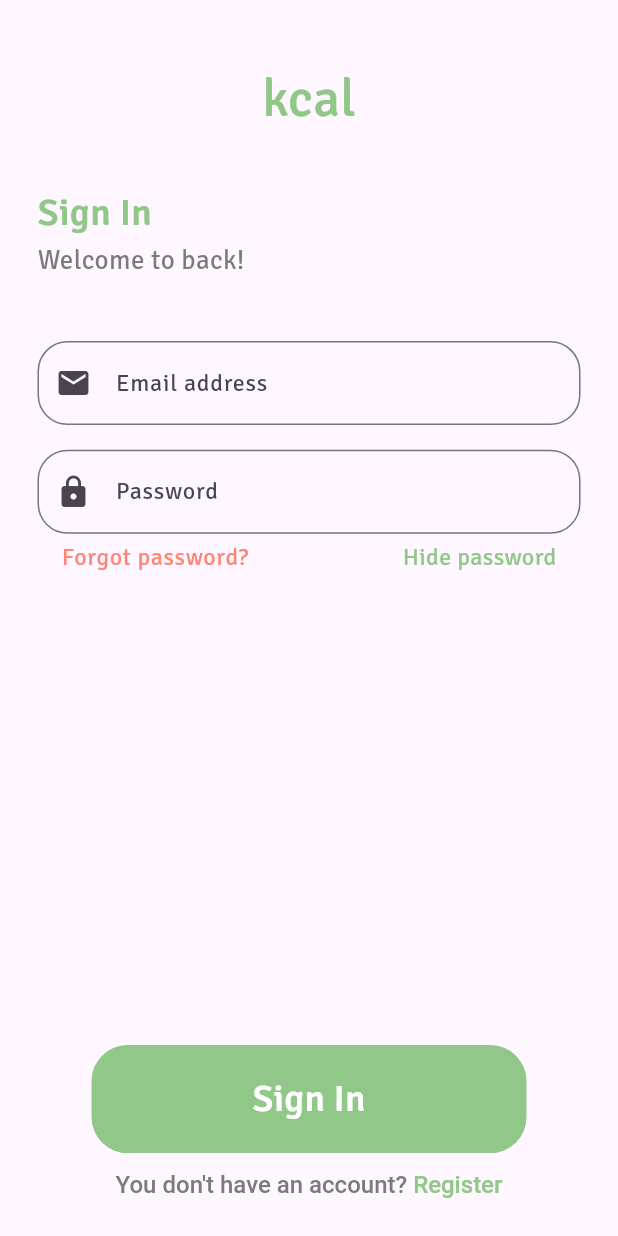
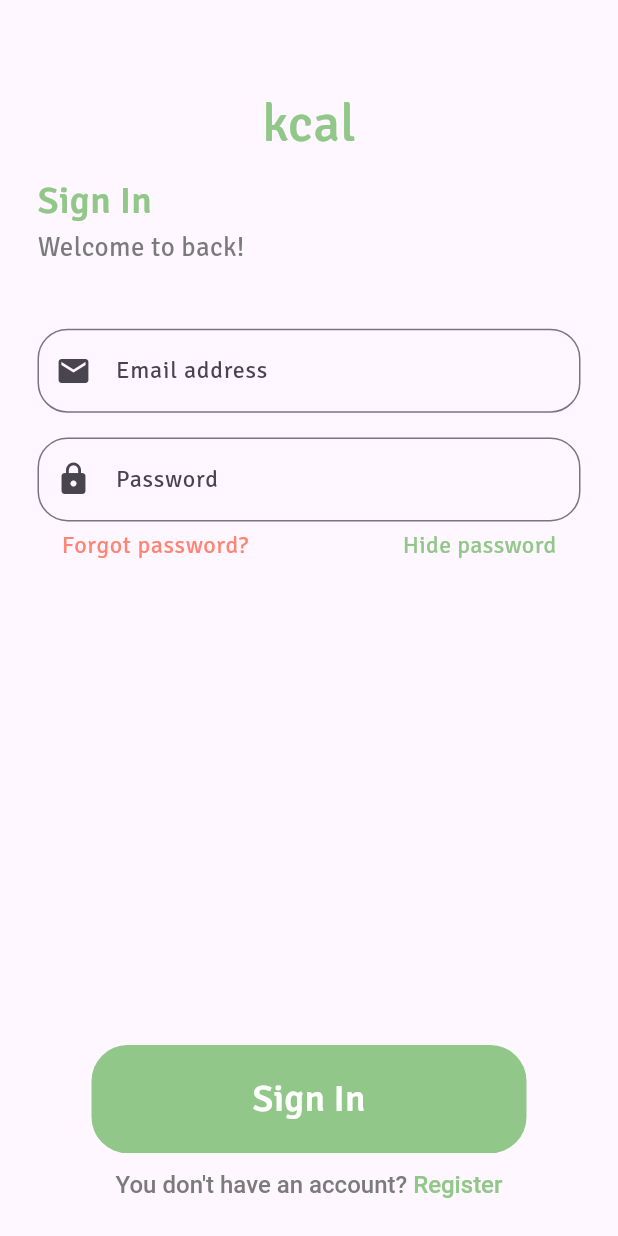
Before and after one commit to Soliyev909/food_ui, a Flutter app: the LoginPage screen opened directly, on a phone screen of 412 x 824 dp. Run offline on Flutter 3.47's test engine with Material 2 defaults, Android fonts, the phone set to English and light mode, and no system bars; our stand-ins replace camera, carousel_slider, device_preview, smooth_page_indicator.

Commit message:
bug_fixed_login_and_regist_page

```diff
--- a/lib/src/feature/food_app/widget/custom_create_account.dart
+++ b/lib/src/feature/food_app/widget/custom_create_account.dart
@@ -95,7 +95,7 @@ class _CustomCreatePageState extends State<CustomCreatePage> {
         width: widget.constraints.maxWidth,
         child: Column(
           children: [
-            SizedBox(height: widget.constraints.maxHeight * .04),
+            SizedBox(height: widget.constraints.maxHeight * .07),
             const LogoWidget(),
             SizedBox(height: widget.constraints.maxHeight * .01),
             Padding(
--- a/lib/src/feature/food_app/widget/custom_login_page.dart
+++ b/lib/src/feature/food_app/widget/custom_login_page.dart
@@ -82,11 +82,11 @@ class _CustomLoginPageState extends State<CustomLoginPage> {
           crossAxisAlignment: CrossAxisAlignment.start,
           children: [
             SizedBox(
-              height: widget.constraints.maxHeight * .05
+              height: widget.constraints.maxHeight * .07
             ),
             const LogoWidget(),
             SizedBox(
-              height: widget.constraints.maxHeight * .04,
+              height: widget.constraints.maxHeight * .01,
             ),
             Padding(
               padding: const EdgeInsets.only(left: 25, right: 25),
```
